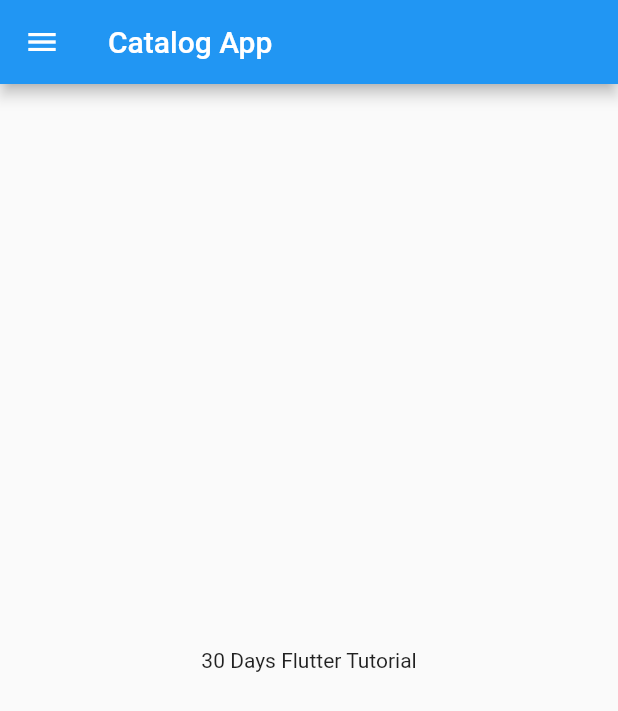
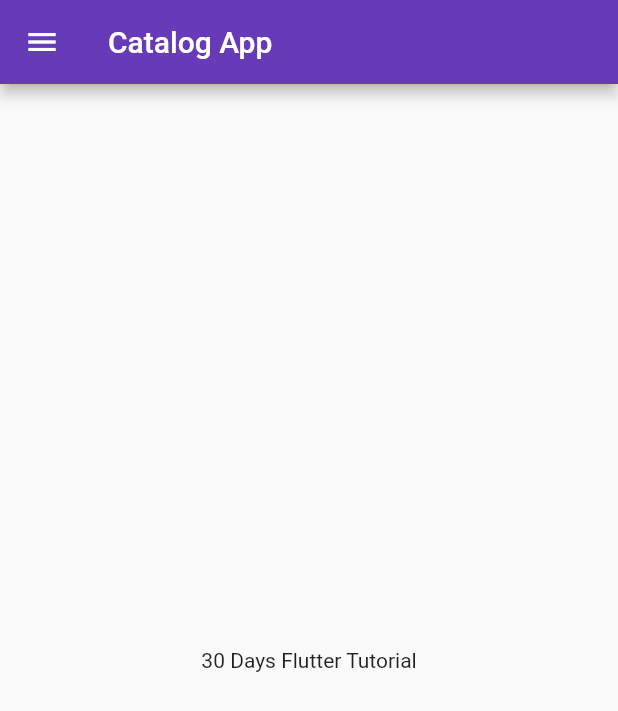
Before and after one commit to Mhossain028/flutterLearningProject, a Flutter app: the screen it shows after launch, on a phone screen of 412 x 824 dp. Shown: the top 711 px of the screen. Run offline on Flutter 3.47's test engine with Material 2 defaults, Android fonts, the phone set to English and light mode, and no system bars.

Commit message:
Day 3 Completed

```diff
--- a/lib/main.dart
+++ b/lib/main.dart
@@ -1,5 +1,6 @@
 import 'package:flutter/material.dart';
-import 'package:flutter_catalog/home_page.dart';
+import 'package:flutter_catalog/pages/home_page.dart';
+import 'package:flutter_catalog/pages/login_page.dart';
 
 void main() {
   runApp(MyApp());
@@ -10,10 +11,21 @@ class MyApp extends StatelessWidget {
 
   @override
   Widget build(BuildContext context) {
-
-
     return MaterialApp(
-      home: HomePage(),
+      //home: HomePage(),
+      themeMode: ThemeMode.light,
+      theme: ThemeData(
+        primarySwatch: Colors.deepPurple,
+      ),
+      darkTheme: ThemeData(
+        brightness: Brightness.dark,
+      ),
+      initialRoute: "/home",
+      routes: {
+        "/": (context) => LoginPage(),
+        "/home": (context) => HomePage(),
+        "/login": (cintext) => LoginPage(),
+      },
     );
   }
 }
```
Also changed, not shown: lib/pages/login_page.dart (added, +21 -0 lines), lib/pages/home_page.dart (renamed from lib/home_page.dart).
